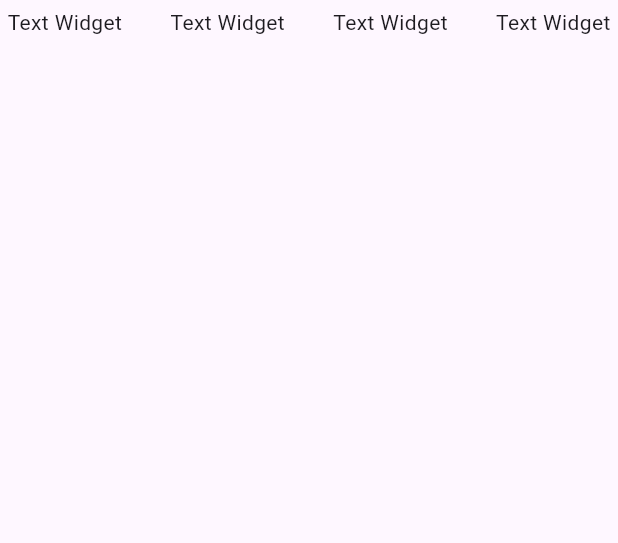
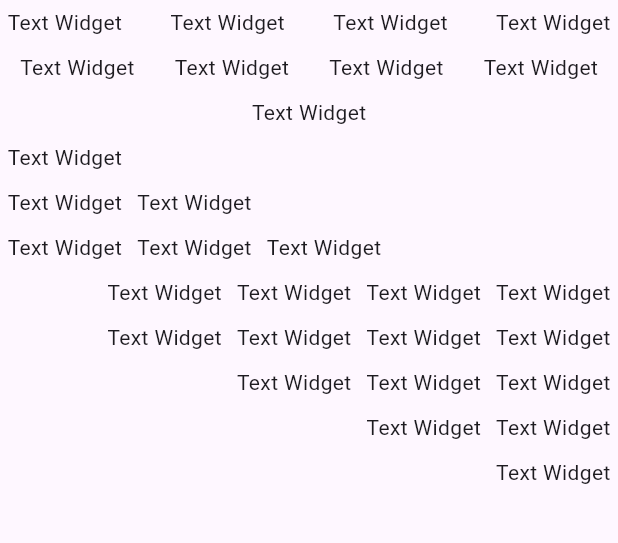
Before and after one commit to Ge2C/mobile_programing_with_flutter, a Flutter app: the screen it shows after launch, on a phone screen of 412 x 824 dp, the part 84-627 px from its top. Run offline on Flutter 3.47's test engine with Material 3 defaults, Android fonts, the phone set to English and light mode, and no system bars.

Commit message:
Membuat Widget Layout

```diff
--- a/lib/main.dart
+++ b/lib/main.dart
@@ -63,6 +63,149 @@ class _MyHomePageState extends State<MyHomePage> {
                 ),
               ]
             ),
+            Row(
+              mainAxisAlignment: MainAxisAlignment.spaceAround,
+              children: <Widget>[
+                Padding(
+                  padding: EdgeInsets.fromLTRB(5, 5, 5, 5),
+                  child: Text('Text Widget'),
+                ),
+                Padding(
+                  padding: EdgeInsets.fromLTRB(5, 5, 5, 5),
+                  child: Text('Text Widget'),
+                ),
+                Padding(
+                  padding: EdgeInsets.fromLTRB(5, 5, 5, 5),
+                  child: Text('Text Widget'),
+                ),
+                Padding(
+                  padding: EdgeInsets.fromLTRB(5, 5, 5, 5),
+                  child: Text('Text Widget'),
+                ),
+              ]
+            ),
+            Row(
+              mainAxisAlignment: MainAxisAlignment.center,
+              children: <Widget>[
+                Padding(
+                  padding: EdgeInsets.fromLTRB(5, 5, 5, 5),
+                  child: Text('Text Widget'),
+                ),
+              ]
+            ),
+            Row(
+              mainAxisAlignment: MainAxisAlignment.start,
+              children: <Widget>[
+                Padding(
+                  padding: EdgeInsets.fromLTRB(5, 5, 5, 5),
+                  child: Text('Text Widget'),
+                ),
+              ]
+            ),
+            Row(
+              mainAxisAlignment: MainAxisAlignment.start,
+              children: <Widget>[
+              Padding(
+                padding: EdgeInsets.fromLTRB(5, 5, 5, 5),
+                child: Text('Text Widget'),
+              ),
+              Padding(
+                padding: EdgeInsets.fromLTRB(5, 5, 5, 5),
+                child: Text('Text Widget'),
+              ),
+            ]),
+            Row(
+              mainAxisAlignment: MainAxisAlignment.start,
+              children: <Widget>[
+              Padding(
+                padding: EdgeInsets.fromLTRB(5, 5, 5, 5),
+                child: Text('Text Widget'),
+              ),
+              Padding(
+                padding: EdgeInsets.fromLTRB(5, 5, 5, 5),
+                child: Text('Text Widget'),
+              ),
+              Padding(
+                padding: EdgeInsets.fromLTRB(5, 5, 5, 5),
+                child: Text('Text Widget'),
+              ),
+            ]),
+            Row(
+              mainAxisAlignment: MainAxisAlignment.end,
+              children: <Widget>[
+              Padding(
+                padding: EdgeInsets.fromLTRB(5, 5, 5, 5),
+                child: Text('Text Widget'),
+              ),
+              Padding(
+                padding: EdgeInsets.fromLTRB(5, 5, 5, 5),
+                child: Text('Text Widget'),
+              ),
+              Padding(
+                padding: EdgeInsets.fromLTRB(5, 5, 5, 5),
+                child: Text('Text Widget'),
+              ),
+              Padding(
+                padding: EdgeInsets.fromLTRB(5, 5, 5, 5),
+                child: Text('Text Widget'),
+              ),
+            ]),
+            Row(
+              mainAxisAlignment: MainAxisAlignment.end,
+              children: <Widget>[
+              Padding(
+                padding: EdgeInsets.fromLTRB(5, 5, 5, 5),
+                child: Text('Text Widget'),
+              ),
+              Padding(
+                padding: EdgeInsets.fromLTRB(5, 5, 5, 5),
+                child: Text('Text Widget'),
+              ),
+              Padding(
+                padding: EdgeInsets.fromLTRB(5, 5, 5, 5),
+                child: Text('Text Widget'),
+              ),
+              Padding(
+                padding: EdgeInsets.fromLTRB(5, 5, 5, 5),
+                child: Text('Text Widget'),
+              ),
+            ]),
+            Row(
+              mainAxisAlignment: MainAxisAlignment.end,
+              children: <Widget>[
+              Padding(
+                padding: EdgeInsets.fromLTRB(5, 5, 5, 5),
+                child: Text('Text Widget'),
+              ),
+              Padding(
+                padding: EdgeInsets.fromLTRB(5, 5, 5, 5),
+                child: Text('Text Widget'),
+              ),
+              Padding(
+                padding: EdgeInsets.fromLTRB(5, 5, 5, 5),
+                child: Text('Text Widget'),
+              ),
+            ]),
+            Row(
+              mainAxisAlignment: MainAxisAlignment.end,
+              children: <Widget>[
+              Padding(
+                padding: EdgeInsets.fromLTRB(5, 5, 5, 5),
+                child: Text('Text Widget'),
+              ),
+              Padding(
+                padding: EdgeInsets.fromLTRB(5, 5, 5, 5),
+                child: Text('Text Widget'),
+              ),
+            ]),
+            Row(
+              mainAxisAlignment: MainAxisAlignment.end,
+              children: <Widget>[
+              Padding(
+                padding: EdgeInsets.fromLTRB(5, 5, 5, 5),
+                child: Text('Text Widget'),
+              ),
+            ]),
           ]
         ),
       ), // This trailing comma makes auto-formatting nicer for build methods.
```
